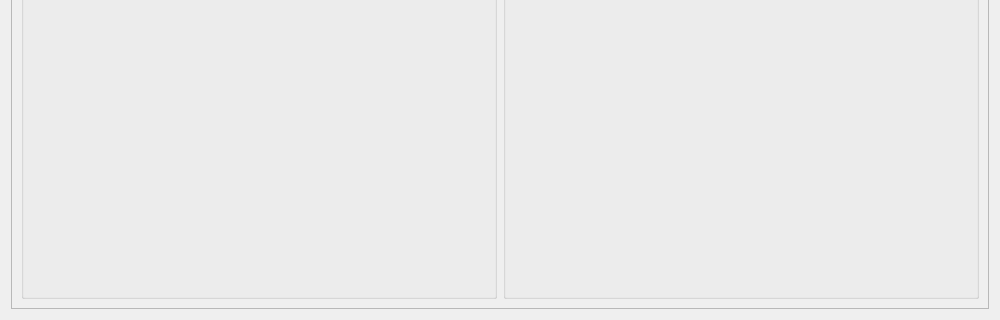
First picture: the form in schedadettaglio.ui, repository tarateo78/Praticometro, before the edit; both pictures show x 0 to 1000 and y 330 to 650 of the 1000 by 650 pixel window.
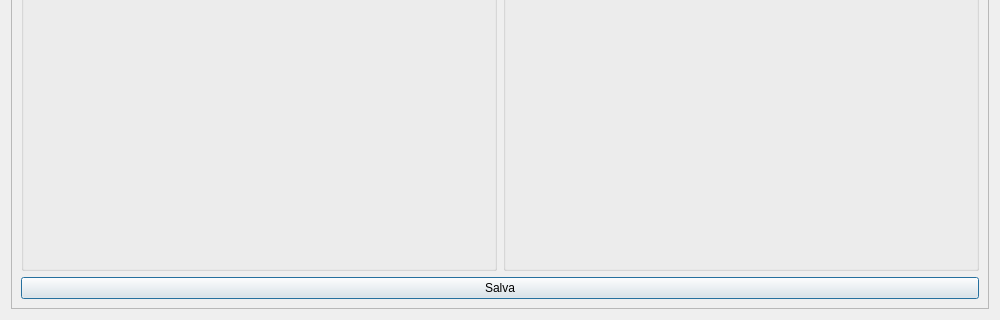
Second picture: the form after the edit.

Commit message: aggiornata Scheda Progetto

```diff
--- a/schedadettaglio.ui
+++ b/schedadettaglio.ui
@@ -24,8 +24,8 @@
        <rect>
         <x>0</x>
         <y>0</y>
-        <width>980</width>
-        <height>630</height>
+        <width>976</width>
+        <height>626</height>
        </rect>
       </property>
       <layout class="QVBoxLayout" name="verticalLayout_2">
@@ -57,6 +57,13 @@
          </item>
         </layout>
        </item>
+       <item>
+        <widget class="QPushButton" name="pushButton">
+         <property name="text">
+          <string>Salva</string>
+         </property>
+        </widget>
+       </item>
       </layout>
      </widget>
     </widget>
```
The commit also changes 2 other files.
